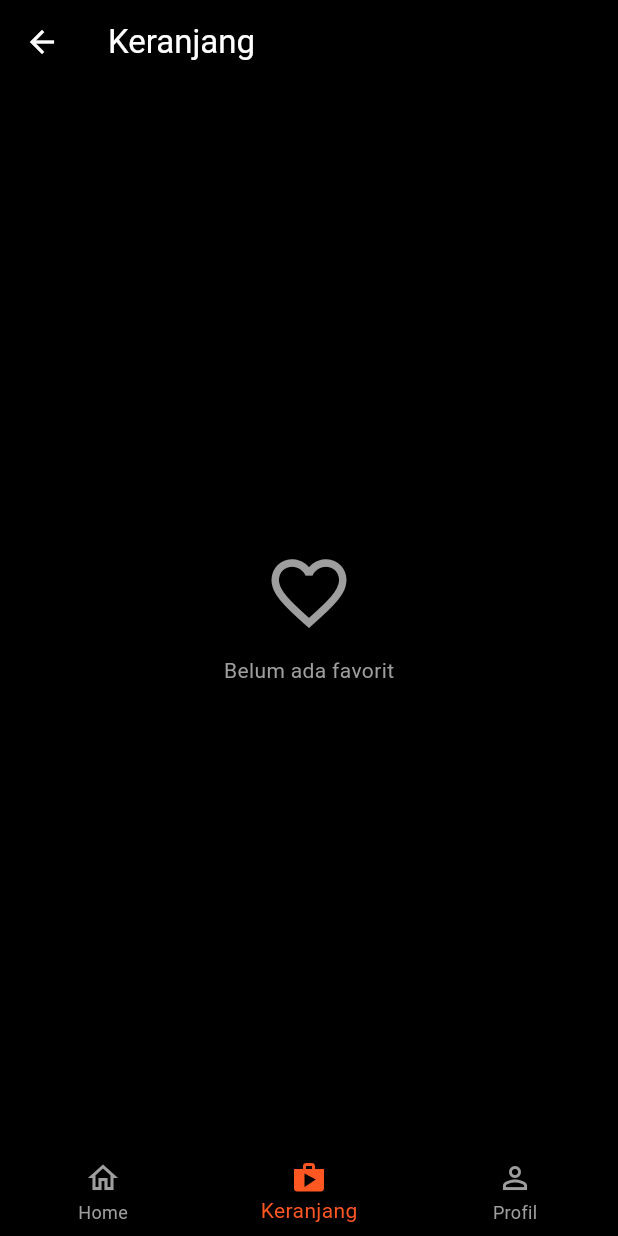
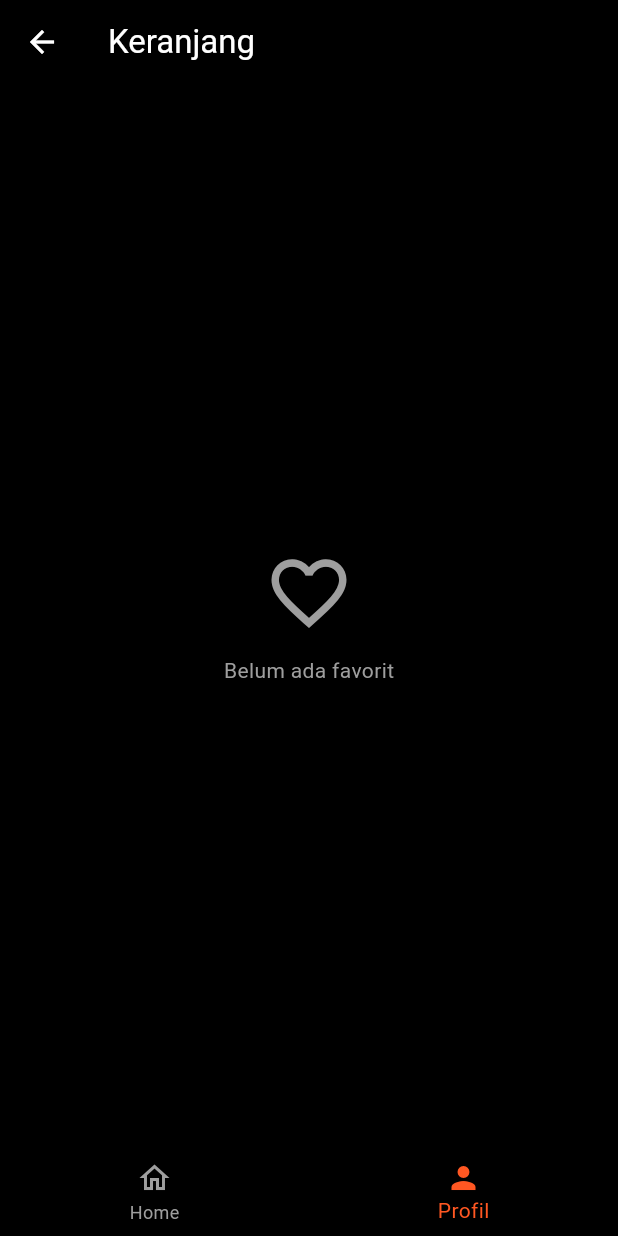
Before and after one commit to ikhsan-fillah/123230219_Responsi_Mobile, a Flutter app: the MainNavigation screen opened by its route, item 2 of the bottom bar chosen, on a phone screen of 412 x 824 dp. Run offline on Flutter 3.47's test engine with Material 3 defaults, Android fonts, the phone set to English and light mode, and no system bars; our stand-ins replace get, hive, hive_flutter, shared_preferences; accounts and stored records are empty; network calls fail.

Commit message:
initial commit

```diff
--- a/lib/widgets/bottom_nav.dart
+++ b/lib/widgets/bottom_nav.dart
@@ -37,11 +37,6 @@ class _MainNavigationState extends State<MainNavigation> {
             label: 'Home',
           ),
           BottomNavigationBarItem(
-            icon: Icon(Icons.shop),
-            activeIcon: Icon(Icons.shop),
-            label: 'Keranjang',
-          ),
-          BottomNavigationBarItem(
             icon: Icon(Icons.person_outline),
             activeIcon: Icon(Icons.person),
             label: 'Profil',
```
Also changed, not shown: lib/pages/home_page.dart (+7 -1 lines).
